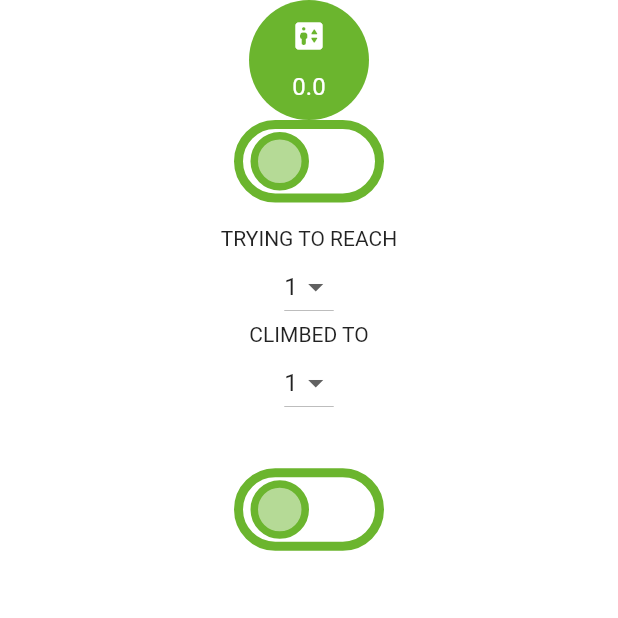
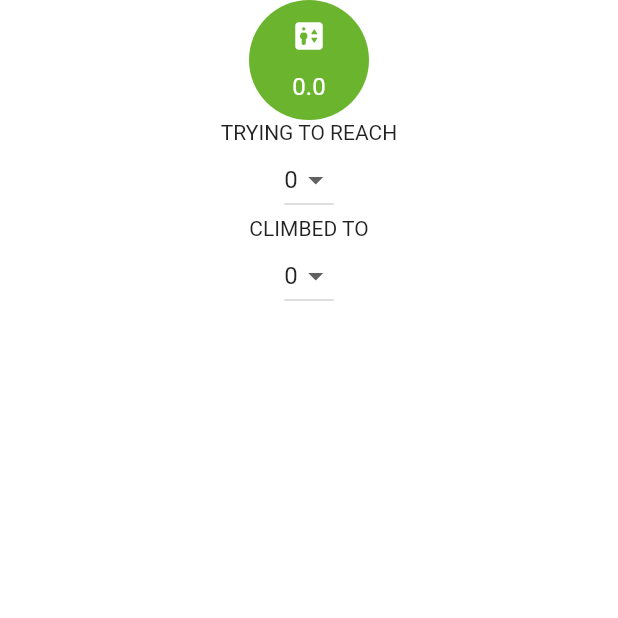
Before and after one commit to LiorBitton/FRC-scouting, a Flutter app: the EndgameTab screen opened directly, on a phone screen of 412 x 824 dp, the top half of it. Run offline on Flutter 3.47's test engine with Material 2 defaults, Android fonts, the phone set to English and light mode, and no system bars; drawn by our look-alikes of flutter_switch; our stand-ins replace firebase_core, firebase_database, firebase_storage, google_fonts, image_picker; missing offline and left inert: holding_gesture; accounts and stored records are empty; Roboto replaces fonts that are missing (Montserrat).

Commit message:
changed form
added new miss buttons and removed unncecatrary buttons from endgame

```diff
--- a/scouting_application/lib/screens/scouting/tabs/endgame.dart
+++ b/scouting_application/lib/screens/scouting/tabs/endgame.dart
@@ -7,26 +7,23 @@ import 'package:scouting_application/widgets/collectors/switch_collector.dart';
 
 class EndgameTab extends StatefulWidget implements ScoutingTab {
   EndgameTab({Key? key}) : super(key: key);
-  SwitchCollector climbAttemptSwitch =
-      SwitchCollector(title: "CLIMBING", dataTag: "climb_attempted");
-  SwitchCollector climbedSwitch = SwitchCollector(
-    title: 'climbed',
-    dataTag: 'climbed',
-  );
+
   DurationCollector climbTimeCollector = DurationCollector(
     dataTag: "climb_time",
     icon: Icon(Icons.elevator_rounded),
   );
-  DropDownCollector<int> climbedToCollector =
-      DropDownCollector(title: "CLIMBED TO",dataTag: "climb_to", options: [1, 2, 3, 4]);
-      DropDownCollector<int> climbGoalCollector =
-      DropDownCollector(title:"TRYING TO REACH", dataTag: "climb_goal", options: [1, 2, 3, 4]);
+  DropDownCollector<int> climbedToCollector = DropDownCollector(
+      title: "CLIMBED TO", dataTag: "climb_to", options: [0, 1, 2, 3, 4]);
+  DropDownCollector<int> climbGoalCollector = DropDownCollector(
+      title: "TRYING TO REACH",
+      dataTag: "climb_goal",
+      options: [0, 1, 2, 3, 4]);
   @override
   _EndgameTabState createState() => _EndgameTabState();
 
   @override
   List<EverCollector> getCollectors() {
-    return [climbedSwitch, climbTimeCollector, climbAttemptSwitch,climbGoalCollector,climbedToCollector];
+    return [climbTimeCollector, climbGoalCollector, climbedToCollector];
   }
 }
 
@@ -46,7 +43,6 @@ class _EndgameTabState extends State<EndgameTab>
         body: Column(
       children: [
         widget.climbTimeCollector,
-        widget.climbAttemptSwitch,
         widget.climbGoalCollector,
         widget.climbedToCollector,
         Expanded(
@@ -56,9 +52,7 @@ class _EndgameTabState extends State<EndgameTab>
               Column(
                 mainAxisAlignment: MainAxisAlignment.center,
                 crossAxisAlignment: CrossAxisAlignment.center,
-                children: [
-                  widget.climbedSwitch,
-                ],
+                children: [],
               ),
             ],
             gridDelegate: SliverGridDelegateWithFixedCrossAxisCount(
```
Also changed, not shown: scouting_application/lib/screens/scouting/tabs/autonomous.dart (+14 -2 lines), scouting_application/lib/screens/scouting/tabs/teleoperated.dart (+12 -4 lines).
